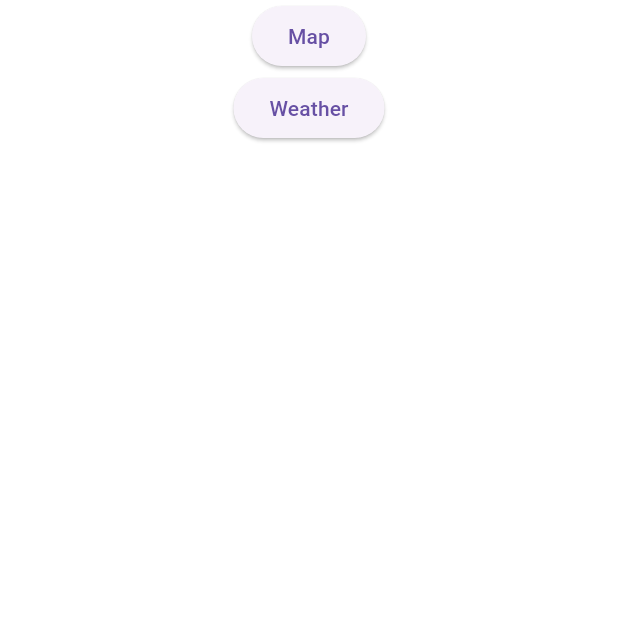
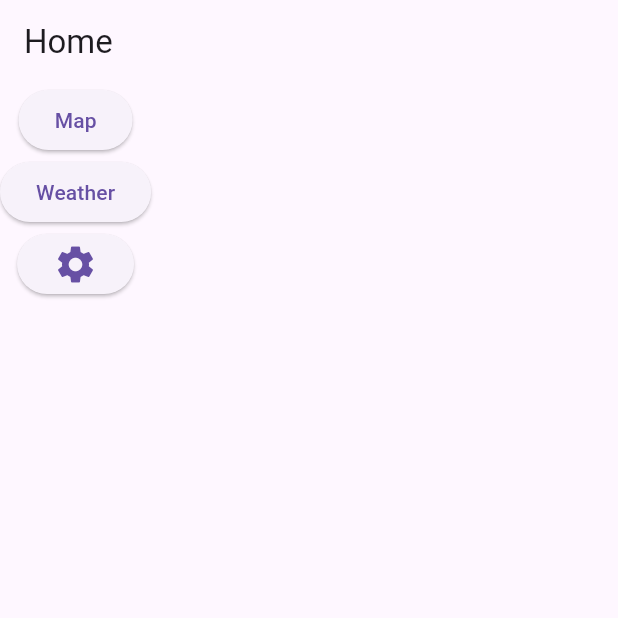
Before and after one commit to makandriival/katai, a Flutter app: the screen it shows after launch, on a phone screen of 412 x 824 dp, the top half of it. Run offline on Flutter 3.47's test engine with Material 3 defaults, Android fonts, the phone set to English and light mode, and no system bars; our stand-ins replace flutter_map, flutter_svg, latlong2; missing offline and left inert: flutter_map_location_marker; generated files the repository leaves out were written again.

Commit message:
save for yaro

```diff
--- a/lib/src/app.dart
+++ b/lib/src/app.dart
@@ -4,9 +4,6 @@ import 'package:flutter_localizations/flutter_localizations.dart';
 import 'package:katai/src/screens/home/home.dart';
 import 'package:katai/src/screens/map/map.dart';
 import 'package:katai/src/screens/weather/weather.dart';
-
-import 'sample_feature/sample_item_details_view.dart';
-import 'sample_feature/sample_item_list_view.dart';
 import 'settings/settings_controller.dart';
 import 'settings/settings_view.dart';
 
--- a/lib/src/screens/home/home.dart
+++ b/lib/src/screens/home/home.dart
@@ -1,4 +1,5 @@
 import 'package:flutter/material.dart';
+import 'package:katai/src/settings/settings_view.dart';
 
 class HomeScreen extends StatefulWidget {
   const HomeScreen({super.key});
@@ -10,7 +11,13 @@ class HomeScreen extends StatefulWidget {
 class _HomeScreenState extends State<HomeScreen> {
   @override
   Widget build(BuildContext context) {
-    return Column(
+    return Scaffold(
+      appBar: AppBar(
+        title: const Text('Home'),
+      ),
+      body: Column(
+        // mainAxisAlignment: MainAxisAlignment.center,
+        crossAxisAlignment: CrossAxisAlignment.center,
         children: [
           ElevatedButton(
             onPressed: () {
@@ -24,7 +31,17 @@ class _HomeScreenState extends State<HomeScreen> {
             },
             child: const Text('Weather'),
           ),
+          ElevatedButton(
+            onPressed: () {
+              Navigator.pushNamed(context, SettingsView.routeName);
+            },
+            child: const Icon(
+              Icons.settings,
+              size: 30,
+            ),
+          ),
         ],
+      ),
     );
   }
 }
--- a/pubspec.yaml
+++ b/pubspec.yaml
@@ -7,7 +7,7 @@ publish_to: 'none'
 version: 1.0.0+1
 
 environment:
-  sdk: '>=3.3.0 <4.0.0'
+  sdk: '>=3.0.0 <4.0.0'
 
 dependencies:
   flutter_map: ^6.1.0
```
Also changed, not shown: lib/src/screens/map/map.dart (+7 -1 lines), lib/src/screens/weather/weather.dart (+7 -4 lines), 9 other files. Lines whose indentation alone changed are shown as unchanged.
